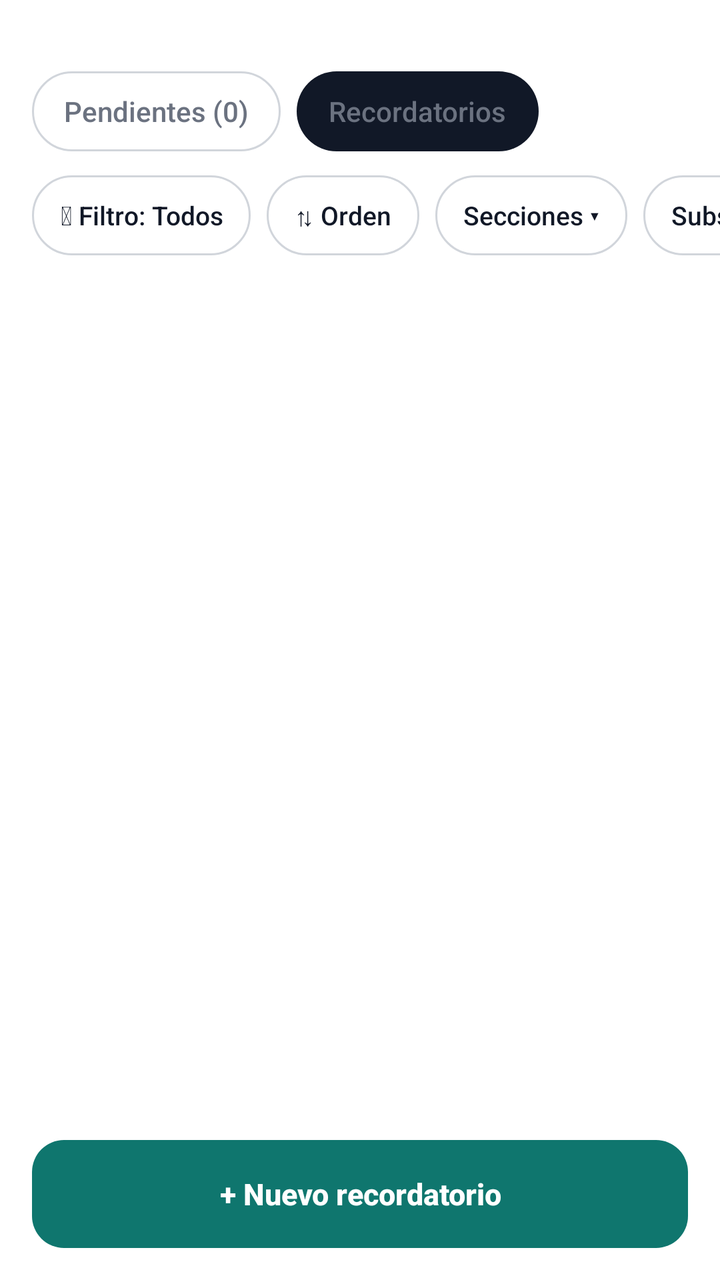
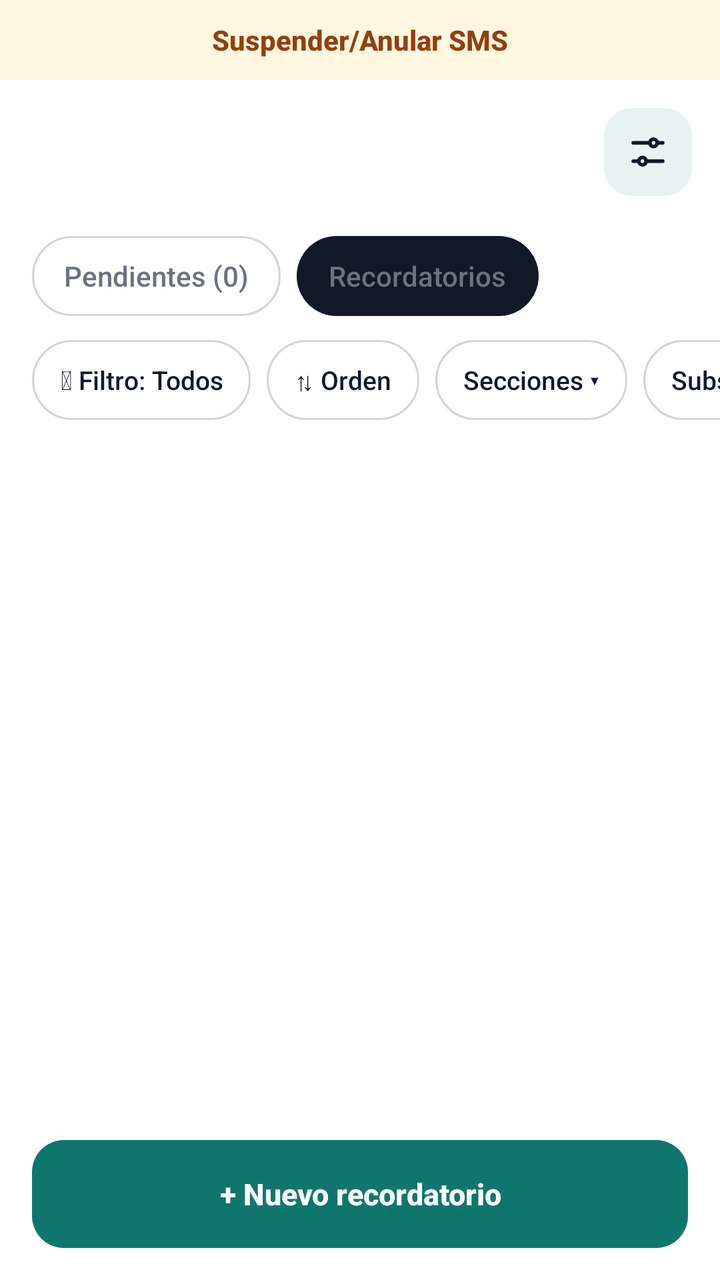

The first picture is an Android layout as it rendered before a commit; the second is the same layout after the commit. The layout source and the unified diff follow.
<!-- AndroidManifest.xml: application theme Tema -->
<!-- res/layout/activity_main.xml -->
<?xml version="1.0" encoding="utf-8"?>
<LinearLayout xmlns:android="http://schemas.android.com/apk/res/android"
    android:layout_width="match_parent"
    android:layout_height="match_parent"
    android:background="@color/fondo"
    android:orientation="vertical">

    <TextView
        android:id="@+id/aviso"
        android:layout_width="match_parent"
        android:layout_height="wrap_content"
        android:layout_marginHorizontal="16dp"
        android:layout_marginBottom="8dp"
        android:background="@drawable/boton"
        android:backgroundTint="@color/aviso_fondo"
        android:padding="14dp"
        android:textColor="@color/aviso_texto"
        android:textSize="15sp"
        android:visibility="gone" />

    
    <TextView
        android:id="@+id/avisoVersion"
        android:layout_width="match_parent"
        android:layout_height="wrap_content"
        android:layout_marginHorizontal="16dp"
        android:layout_marginBottom="8dp"
        android:background="@drawable/boton_principal"
        android:padding="12dp"
        android:textColor="@color/sobre_acento"
        android:textSize="15sp"
        android:textStyle="bold"
        android:visibility="gone" />

    
    <TextView
        android:id="@+id/tvSemana"
        android:layout_width="match_parent"
        android:layout_height="wrap_content"
        android:paddingHorizontal="20dp"
        android:paddingTop="2dp"
        android:textColor="@color/texto2"
        android:textSize="13sp"
        android:fontFamily="sans-serif-medium" />

    <LinearLayout
        android:id="@+id/semana"
        android:layout_width="match_parent"
        android:layout_height="wrap_content"
        android:orientation="horizontal"
        android:paddingHorizontal="14dp"
        android:paddingVertical="8dp" />

    
    <LinearLayout
        android:layout_width="match_parent"
        android:layout_height="wrap_content"
        android:orientation="horizontal"
        android:paddingHorizontal="16dp"
        android:paddingBottom="4dp">

        <LinearLayout
            android:id="@+id/tabPendientes"
            android:layout_width="wrap_content"
            android:layout_height="40dp"
            android:layout_marginEnd="8dp"
            android:background="@drawable/chip"
            android:gravity="center"
            android:orientation="vertical"
            android:paddingHorizontal="16dp">

            <TextView
                android:id="@+id/tvTabPendientes"
                android:layout_width="wrap_content"
                android:layout_height="wrap_content"
                android:fontFamily="sans-serif-medium"
                android:text="Pendientes (0)"
                android:textSize="14sp" />
        </LinearLayout>

        <LinearLayout
            android:id="@+id/tabRecordatorios"
            android:layout_width="wrap_content"
            android:layout_height="40dp"
            android:background="@drawable/chip_on"
            android:gravity="center"
            android:orientation="vertical"
            android:paddingHorizontal="16dp">

            <TextView
                android:id="@+id/tvTabRecordatorios"
                android:layout_width="wrap_content"
                android:layout_height="wrap_content"
                android:fontFamily="sans-serif-medium"
                android:text="Recordatorios"
                android:textSize="14sp" />
        </LinearLayout>
    </LinearLayout>

    
    <LinearLayout
        android:id="@+id/panelPendientes"
        android:layout_width="match_parent"
        android:layout_height="0dp"
        android:layout_weight="1"
        android:orientation="vertical"
        android:visibility="gone">

        <ScrollView
            android:layout_width="match_parent"
            android:layout_height="0dp"
            android:layout_weight="1">

            <LinearLayout
                android:id="@+id/listaPendientes"
                android:layout_width="match_parent"
                android:layout_height="wrap_content"
                android:orientation="vertical"
                android:paddingHorizontal="16dp"
                android:paddingTop="8dp" />
        </ScrollView>

        <Button
            android:id="@+id/btnNuevoPendiente"
            style="@style/Boton.Principal"
            android:layout_width="match_parent"
            android:layout_height="wrap_content"
            android:layout_margin="16dp"
            android:text="+ Carga de «Pendiente»" />
    </LinearLayout>

    
    <LinearLayout
        android:id="@+id/panelRecordatorios"
        android:layout_width="match_parent"
        android:layout_height="0dp"
        android:layout_weight="1"
        android:orientation="vertical">

        
        <HorizontalScrollView
            android:layout_width="match_parent"
            android:layout_height="wrap_content"
            android:clipToPadding="false"
            android:paddingHorizontal="16dp"
            android:paddingVertical="8dp"
            android:scrollbars="none">

            <LinearLayout
                android:layout_width="wrap_content"
                android:layout_height="wrap_content"
                android:orientation="horizontal">

                <Button
                    android:id="@+id/btnFiltro"
                    style="@style/Boton.Chip"
                    android:layout_width="wrap_content"
                    android:layout_height="40dp"
                    android:layout_marginEnd="8dp"
                    android:text="⏷ Filtro: Todos" />

                <Button
                    android:id="@+id/btnOrden"
                    style="@style/Boton.Chip"
                    android:layout_width="wrap_content"
                    android:layout_height="40dp"
                    android:layout_marginEnd="8dp"
                    android:text="⇅ Orden" />

                <Button
                    android:id="@+id/btnSecciones"
                    style="@style/Boton.Chip"
                    android:layout_width="wrap_content"
                    android:layout_height="40dp"
                    android:layout_marginEnd="8dp"
                    android:text="Secciones ▾" />

                <Button
                    android:id="@+id/btnSubsecciones"
                    style="@style/Boton.Chip"
                    android:layout_width="wrap_content"
                    android:layout_height="40dp"
                    android:layout_marginEnd="8dp"
                    android:text="Subsecciones ▾" />

                <Button
                    android:id="@+id/btnNotas"
                    style="@style/Boton.Chip"
                    android:layout_width="wrap_content"
                    android:layout_height="40dp"
                    android:layout_marginEnd="8dp"
                    android:text="Ocultar notas" />

                <Button
                    android:id="@+id/btnSms"
                    style="@style/Boton.Chip"
                    android:layout_width="wrap_content"
                    android:layout_height="40dp"
                    android:text="Suspender/Anular SMS" />
            </LinearLayout>
        </HorizontalScrollView>

        <TextView
            android:id="@+id/avisoSms"
            android:layout_width="match_parent"
            android:layout_height="wrap_content"
            android:layout_marginHorizontal="16dp"
            android:layout_marginBottom="6dp"
            android:background="@drawable/boton"
            android:backgroundTint="@color/rojo_suave"
            android:gravity="center"
            android:padding="10dp"
            android:text="Envíos SMS se encuentran SUSPENDIDOS/ANULADOS"
            android:textColor="@color/rojo"
            android:textSize="14sp"
            android:textStyle="bold"
            android:visibility="gone" />

        <TextView
            android:id="@+id/avisoFiltro"
            android:layout_width="match_parent"
            android:layout_height="wrap_content"
            android:layout_marginHorizontal="16dp"
            android:layout_marginBottom="6dp"
            android:background="@drawable/boton"
            android:backgroundTint="@color/acento_suave"
            android:gravity="center"
            android:padding="8dp"
            android:textColor="@color/texto"
            android:textSize="13sp"
            android:visibility="gone" />

        <LinearLayout
            android:id="@+id/barraSeleccion"
            android:layout_width="match_parent"
            android:layout_height="wrap_content"
            android:layout_marginHorizontal="16dp"
            android:background="@drawable/boton"
            android:gravity="center_vertical"
            android:orientation="horizontal"
            android:paddingStart="14dp"
            android:visibility="gone">

            <TextView
                android:id="@+id/tvSeleccion"
                android:layout_width="0dp"
                android:layout_height="wrap_content"
                android:layout_weight="1"
                android:textStyle="bold" />

            <Button
                android:id="@+id/btnAcciones"
                style="?android:attr/borderlessButtonStyle"
                android:layout_width="wrap_content"
                android:layout_height="wrap_content"
                android:textAllCaps="false"
                android:textColor="@color/acento"
                android:text="Acciones ▾" />

            <Button
                android:id="@+id/btnCancelarSeleccion"
                style="?android:attr/borderlessButtonStyle"
                android:layout_width="wrap_content"
                android:layout_height="wrap_content"
                android:textAllCaps="false"
                android:textColor="@color/texto2"
                android:text="Cancelar" />
        </LinearLayout>

        <ScrollView
            android:layout_width="match_parent"
            android:layout_height="0dp"
            android:layout_weight="1">

            <LinearLayout
                android:id="@+id/lista"
                android:layout_width="match_parent"
                android:layout_height="wrap_content"
                android:orientation="vertical"
                android:paddingHorizontal="16dp"
                android:paddingBottom="8dp" />
        </ScrollView>

        <Button
            android:id="@+id/btnNuevo"
            style="@style/Boton.Principal"
            android:layout_width="match_parent"
            android:layout_height="wrap_content"
            android:layout_margin="16dp"
            android:text="+ Nuevo recordatorio" />
    </LinearLayout>
</LinearLayout>
<!-- resources referenced by this layout -->
<resources>
  <color name="acento">#0F766E</color>
  <color name="acento_suave">#CCFBF1</color>
  <color name="aviso_fondo">#FEF3C7</color>
  <color name="aviso_texto">#78350F</color>
  <color name="fondo">#FFFFFF</color>
  <color name="rojo">#B91C1C</color>
  <color name="rojo_suave">#FEE2E2</color>
  <color name="sobre_acento">#FFFFFF</color>
  <color name="texto">#111827</color>
  <color name="texto2">#4B5563</color>
  <!-- drawable boton (drawable) -->
  <?xml version="1.0" encoding="utf-8"?>
  <ripple xmlns:android="http://schemas.android.com/apk/res/android" android:color="?android:attr/colorControlHighlight">
      <item><shape android:shape="rectangle"><corners android:radius="14dp" /><solid android:color="@color/superficie" /></shape></item>
  </ripple>
  <!-- drawable chip_on (drawable) -->
  <?xml version="1.0" encoding="utf-8"?>
  <ripple xmlns:android="http://schemas.android.com/apk/res/android" android:color="?android:attr/colorControlHighlight">
      <item><shape android:shape="rectangle"><corners android:radius="999dp" /><solid android:color="@color/tab_on" /></shape></item>
  </ripple>
  <style name="Boton.Principal">
          <item name="android:background">@drawable/boton_principal</item>
          <item name="android:textColor">@color/sobre_acento</item>
          <item name="android:textStyle">bold</item>
          <item name="android:minHeight">54dp</item>
      </style>
  <style name="Tema" parent="TemaBase" />
  <color name="superficie">#F1F5F4</color>
  <color name="borde">#D1D5DB</color>
  <color name="tab_on">#111827</color>
  <color name="texto3">#6B7280</color>
  <style name="BarraSuperior" parent="android:Widget.DeviceDefault.ActionBar.Solid">
          <item name="android:background">@color/fondo</item>
          <item name="android:elevation">0dp</item>
          <item name="android:titleTextStyle">@style/BarraSuperior.Titulo</item>
      </style>
  <style name="Selector" parent="android:Widget.DeviceDefault.Spinner">
          <item name="android:background">@drawable/campo</item>
          <item name="android:minHeight">48dp</item>
      </style>
  <style name="BarraSuperior.Titulo" parent="android:TextAppearance.DeviceDefault.Widget.ActionBar.Title">
          <item name="android:textColor">@color/texto</item>
          <item name="android:textSize">22sp</item>
          <item name="android:textStyle">bold</item>
      </style>
  <!-- drawable campo (drawable) -->
  <?xml version="1.0" encoding="utf-8"?>
  <shape xmlns:android="http://schemas.android.com/apk/res/android" android:shape="rectangle">
      <corners android:radius="14dp" />
      <solid android:color="@color/fondo" />
      <stroke android:width="1dp" android:color="@color/borde" />
  </shape>
  <!-- unchanged entries left out for length: 6 -->
</resources>

<!-- the commit's change to res/layout/activity_main.xml (unified diff, before → after) -->
@@ -4,6 +4,70 @@
     android:layout_height="match_parent"
     android:background="@color/fondo"
     android:orientation="vertical">
+
+    
+    <LinearLayout
+        android:id="@+id/franjaSms"
+        android:layout_width="match_parent"
+        android:layout_height="wrap_content"
+        android:background="@color/sms_franja"
+        android:orientation="vertical">
+
+        <Button
+            android:id="@+id/btnSms"
+            style="?android:attr/borderlessButtonStyle"
+            android:layout_width="match_parent"
+            android:layout_height="40dp"
+            android:minHeight="40dp"
+            android:fontFamily="sans-serif-medium"
+            android:text="Suspender/Anular SMS"
+            android:textAllCaps="false"
+            android:textColor="@color/sms_texto"
+            android:textSize="14sp"
+            android:textStyle="bold" />
+
+        <TextView
+            android:id="@+id/avisoSms"
+            android:layout_width="match_parent"
+            android:layout_height="wrap_content"
+            android:background="@color/rojo_suave"
+            android:gravity="center"
+            android:padding="8dp"
+            android:text="Envíos SMS se encuentran SUSPENDIDOS/ANULADOS"
+            android:textColor="@color/rojo"
+            android:textSize="14sp"
+            android:textStyle="bold"
+            android:visibility="gone" />
+    </LinearLayout>
+
+    
+    <LinearLayout
+        android:layout_width="match_parent"
+        android:layout_height="wrap_content"
+        android:gravity="center_vertical"
+        android:orientation="horizontal"
+        android:paddingStart="20dp"
+        android:paddingTop="14dp"
+        android:paddingEnd="14dp"
+        android:paddingBottom="4dp">
+
+        <TextView
+            android:id="@+id/tvSemana"
+            android:layout_width="0dp"
+            android:layout_height="wrap_content"
+            android:layout_weight="1"
+            android:fontFamily="sans-serif-black"
+            android:textColor="@color/texto"
+            android:textSize="26sp" />
+
+        <ImageButton
+            android:id="@+id/btnAjustes"
+            android:layout_width="44dp"
+            android:layout_height="44dp"
+            android:background="@drawable/dia"
+            android:contentDescription="Ajustes"
+            android:src="@drawable/ic_ajustes" />
+    </LinearLayout>
 
     <TextView
         android:id="@+id/aviso"
@@ -33,16 +97,6 @@
         android:visibility="gone" />
 
     
-    <TextView
-        android:id="@+id/tvSemana"
-        android:layout_width="match_parent"
-        android:layout_height="wrap_content"
-        android:paddingHorizontal="20dp"
-        android:paddingTop="2dp"
-        android:textColor="@color/texto2"
-        android:textSize="13sp"
-        android:fontFamily="sans-serif-medium" />
-
     <LinearLayout
         android:id="@+id/semana"
         android:layout_width="match_parent"
@@ -188,33 +242,9 @@
                     style="@style/Boton.Chip"
                     android:layout_width="wrap_content"
                     android:layout_height="40dp"
-                    android:layout_marginEnd="8dp"
                     android:text="Ocultar notas" />
-
-                <Button
-                    android:id="@+id/btnSms"
-                    style="@style/Boton.Chip"
-                    android:layout_width="wrap_content"
-                    android:layout_height="40dp"
-                    android:text="Suspender/Anular SMS" />
             </LinearLayout>
         </HorizontalScrollView>
-
-        <TextView
-            android:id="@+id/avisoSms"
-            android:layout_width="match_parent"
-            android:layout_height="wrap_content"
-            android:layout_marginHorizontal="16dp"
-            android:layout_marginBottom="6dp"
-            android:background="@drawable/boton"
-            android:backgroundTint="@color/rojo_suave"
-            android:gravity="center"
-            android:padding="10dp"
-            android:text="Envíos SMS se encuentran SUSPENDIDOS/ANULADOS"
-            android:textColor="@color/rojo"
-            android:textSize="14sp"
-            android:textStyle="bold"
-            android:visibility="gone" />
 
         <TextView
             android:id="@+id/avisoFiltro"
<!-- resource entries referenced after the edit -->
@@ -7,6 +7,8 @@
   <color name="fondo">#FFFFFF</color>
   <color name="rojo">#B91C1C</color>
   <color name="rojo_suave">#FEE2E2</color>
+  <color name="sms_franja">#FFF7E0</color>
+  <color name="sms_texto">#92400E</color>
   <color name="sobre_acento">#FFFFFF</color>
   <color name="texto">#111827</color>
   <color name="texto2">#4B5563</color>
@@ -20,6 +22,17 @@
   <ripple xmlns:android="http://schemas.android.com/apk/res/android" android:color="?android:attr/colorControlHighlight">
       <item><shape android:shape="rectangle"><corners android:radius="999dp" /><solid android:color="@color/tab_on" /></shape></item>
   </ripple>
+  <!-- drawable dia (drawable) -->
+  <?xml version="1.0" encoding="utf-8"?>
+  <ripple xmlns:android="http://schemas.android.com/apk/res/android" android:color="?android:attr/colorControlHighlight">
+      <item><shape android:shape="rectangle"><corners android:radius="14dp" /><solid android:color="@color/dia_fondo" /></shape></item>
+  </ripple>
+  <!-- drawable ic_ajustes (drawable) -->
+  <?xml version="1.0" encoding="utf-8"?>
+  <vector xmlns:android="http://schemas.android.com/apk/res/android" android:width="22dp" android:height="22dp" android:viewportWidth="24" android:viewportHeight="24">
+      <path android:strokeColor="@color/texto" android:strokeWidth="2" android:strokeLineCap="round" android:pathData="M4,7h9M17,7h3M4,17h3M11,17h9" />
+      <path android:strokeColor="@color/texto" android:strokeWidth="2" android:pathData="M15,5a2,2 0,1 1,0 4a2,2 0,1 1,0 -4zM9,15a2,2 0,1 1,0 4a2,2 0,1 1,0 -4z" />
+  </vector>
   <style name="Boton.Principal">
           <item name="android:background">@drawable/boton_principal</item>
           <item name="android:textColor">@color/sobre_acento</item>
@@ -30,6 +43,7 @@
   <color name="superficie">#F1F5F4</color>
   <color name="borde">#D1D5DB</color>
   <color name="tab_on">#111827</color>
+  <color name="dia_fondo">#E8F3F1</color>
   <color name="texto3">#6B7280</color>
   <style name="BarraSuperior" parent="android:Widget.DeviceDefault.ActionBar.Solid">
           <item name="android:background">@color/fondo</item>
